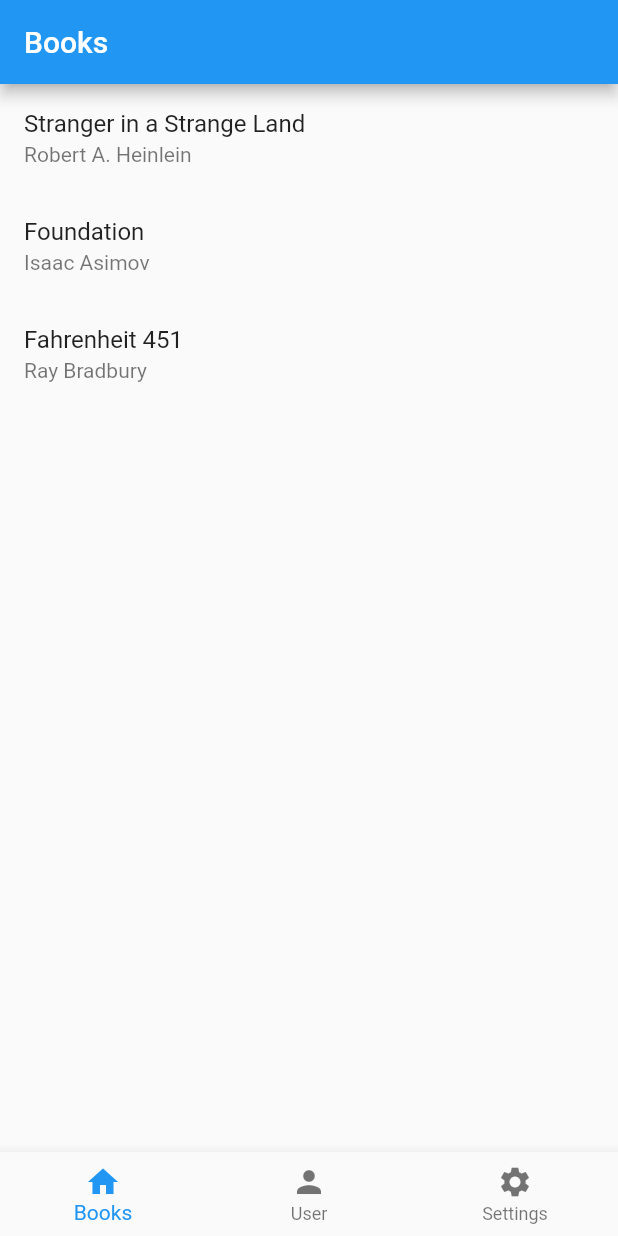
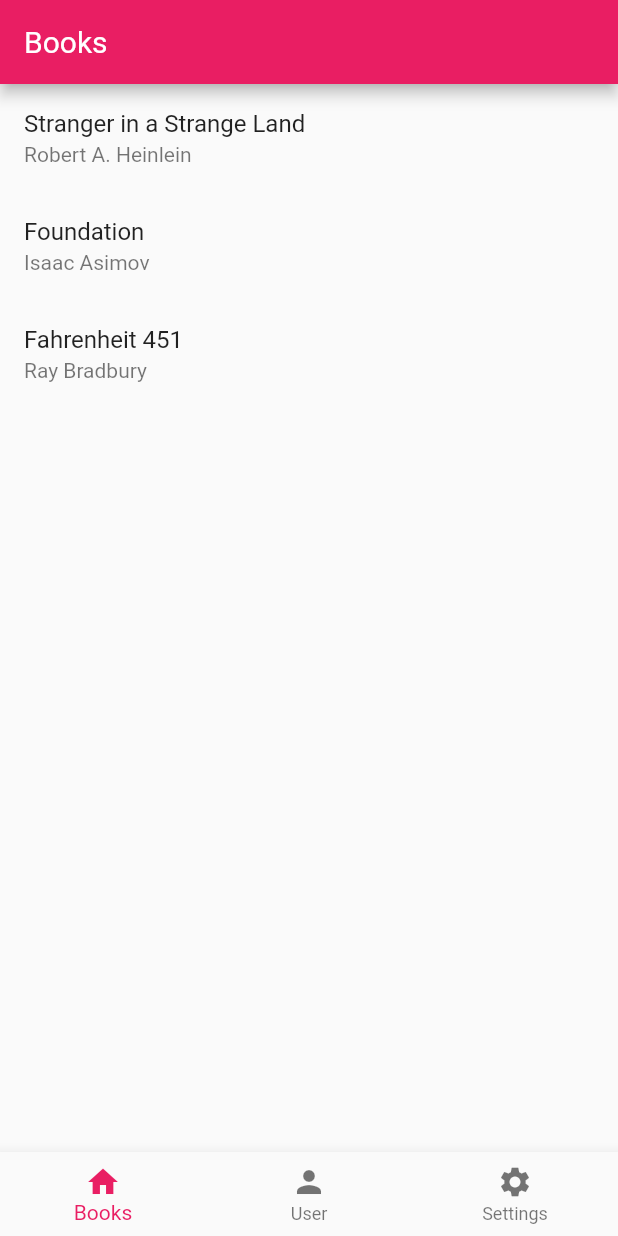
Before and after one commit to vgribok/flutter_nav2_oop, a Flutter app: the screen it shows after launch, on a phone screen of 412 x 824 dp. Run offline on Flutter 3.47's test engine with Material 2 defaults, Android fonts, the phone set to English and light mode, and no system bars.

Commit message:
Added color theme customization. Updated class members visibility and access modifiers.

```diff
--- a/example/lib/main.dart
+++ b/example/lib/main.dart
@@ -6,6 +6,7 @@ import 'package:example/src/routing/user_profile_path.dart';
 import 'package:example/src/screens/book_list_screen.dart';
 import 'package:example/src/screens/settings_screen.dart';
 import 'package:example/src/screens/user_profile_screen.dart';
+import 'package:example/theme.dart';
 import 'package:flutter/material.dart';
 import 'package:flutter_nav2_oop/all.dart';
 
@@ -23,6 +24,7 @@ class _BooksAppState extends NavAwareAppState<BooksApp> {
   _BooksAppState() :
       super(
           appTitle: 'Books App',
+          theme: myTheme,
           navState: TabNavState(),
           tabs: [
             TabInfo(
--- /dev/null
+++ b/example/lib/theme.dart
@@ -0,0 +1,455 @@
+// Generated by https://rxlabz.github.io/panache_web/#/
+
+import 'package:flutter/material.dart';
+final ThemeData myTheme = ThemeData(
+  primarySwatch: Colors.pink,
+  brightness: Brightness.light,
+  primaryColor: Color( 0xffe91e63 ),
+  primaryColorBrightness: Brightness.dark,
+  primaryColorLight: Color( 0xfff8bbd0 ),
+  primaryColorDark: Color( 0xffc2185b ),
+  accentColor: Color( 0xffe91e63 ),
+  accentColorBrightness: Brightness.dark,
+  canvasColor: Color( 0xfffafafa ),
+  scaffoldBackgroundColor: Color( 0xfffafafa ),
+  bottomAppBarColor: Color( 0xffffffff ),
+  cardColor: Color( 0xffffffff ),
+  dividerColor: Color( 0x1f000000 ),
+  highlightColor: Color( 0x66bcbcbc ),
+  splashColor: Color( 0x66c8c8c8 ),
+  selectedRowColor: Color( 0xfff5f5f5 ),
+  unselectedWidgetColor: Color( 0x8a000000 ),
+  disabledColor: Color( 0x61000000 ),
+  buttonColor: Color( 0xffe0e0e0 ),
+  toggleableActiveColor: Color( 0xffd81b60 ),
+  secondaryHeaderColor: Color( 0xfffce4ec ),
+  textSelectionColor: Color( 0xfff48fb1 ),
+  cursorColor: Color( 0xff4285f4 ),
+  textSelectionHandleColor: Color( 0xfff06292 ),
+  backgroundColor: Color( 0xfff48fb1 ),
+  dialogBackgroundColor: Color( 0xffffffff ),
+  indicatorColor: Color( 0xffe91e63 ),
+  hintColor: Color( 0x8a000000 ),
+  errorColor: Color( 0xffd32f2f ),
+  buttonTheme: ButtonThemeData(
+    textTheme: ButtonTextTheme.normal,
+    minWidth: 88,
+    height: 36,
+    padding: EdgeInsets.only(top:0,bottom:0,left:16, right:16),
+    shape:     RoundedRectangleBorder(
+    side: BorderSide(color: Color( 0xff000000 ), width: 0, style: BorderStyle.none, ),
+    borderRadius: BorderRadius.all(Radius.circular(2.0)),
+  )
+,
+    alignedDropdown: false ,
+    buttonColor: Color( 0xffe0e0e0 ),
+    disabledColor: Color( 0x61000000 ),
+    highlightColor: Color( 0x29000000 ),
+    splashColor: Color( 0x1f000000 ),
+    focusColor: Color( 0x1f000000 ),
+    hoverColor: Color( 0x0a000000 ),
+    colorScheme: ColorScheme(
+      primary: Color( 0xffe91e63 ),
+      primaryVariant: Color( 0xffc2185b ),
+      secondary: Color( 0xffe91e63 ),
+      secondaryVariant: Color( 0xffc2185b ),
+      surface: Color( 0xffffffff ),
+      background: Color( 0xfff48fb1 ),
+      error: Color( 0xffd32f2f ),
+      onPrimary: Color( 0xffffffff ),
+      onSecondary: Color( 0xffffffff ),
+      onSurface: Color( 0xff000000 ),
+      onBackground: Color( 0xffffffff ),
+      onError: Color( 0xffffffff ),
+      brightness: Brightness.light,
+    ),
+  ),
+  textTheme: TextTheme(
+    display4: TextStyle(
+    color: Color( 0x8a000000 ),
+    fontSize: null,
+    fontWeight: FontWeight.w400,
+    fontStyle: FontStyle.normal,
+  ),
+    display3: TextStyle(
+    color: Color( 0x8a000000 ),
+    fontSize: null,
+    fontWeight: FontWeight.w400,
+    fontStyle: FontStyle.normal,
+  ),
+    display2: TextStyle(
+    color: Color( 0x8a000000 ),
+    fontSize: null,
+    fontWeight: FontWeight.w400,
+    fontStyle: FontStyle.normal,
+  ),
+    display1: TextStyle(
+    color: Color( 0x8a000000 ),
+    fontSize: null,
+    fontWeight: FontWeight.w400,
+    fontStyle: FontStyle.normal,
+  ),
+    headline: TextStyle(
+    color: Color( 0xdd000000 ),
+    fontSize: null,
+    fontWeight: FontWeight.w400,
+    fontStyle: FontStyle.normal,
+  ),
+    title: TextStyle(
+    color: Color( 0xdd000000 ),
+    fontSize: null,
+    fontWeight: FontWeight.w400,
+    fontStyle: FontStyle.normal,
+  ),
+    subhead: TextStyle(
+    color: Color( 0xdd000000 ),
+    fontSize: null,
+    fontWeight: FontWeight.w400,
+    fontStyle: FontStyle.normal,
+  ),
+    body2: TextStyle(
+    color: Color( 0xdd000000 ),
+    fontSize: null,
+    fontWeight: FontWeight.w400,
+    fontStyle: FontStyle.normal,
+  ),
+    body1: TextStyle(
+    color: Color( 0xdd000000 ),
+    fontSize: null,
+    fontWeight: FontWeight.w400,
+    fontStyle: FontStyle.normal,
+  ),
+    caption: TextStyle(
+    color: Color( 0x8a000000 ),
+    fontSize: null,
+    fontWeight: FontWeight.w400,
+    fontStyle: FontStyle.normal,
+  ),
+    button: TextStyle(
+    color: Color( 0xdd000000 ),
+    fontSize: null,
+    fontWeight: FontWeight.w400,
+    fontStyle: FontStyle.normal,
+  ),
+    subtitle: TextStyle(
+    color: Color( 0xff000000 ),
+    fontSize: null,
+    fontWeight: FontWeight.w400,
+    fontStyle: FontStyle.normal,
+  ),
+    overline: TextStyle(
+    color: Color( 0xff000000 ),
+    fontSize: null,
+    fontWeight: FontWeight.w400,
+    fontStyle: FontStyle.normal,
+  ),
+  ),
+  primaryTextTheme: TextTheme(
+    display4: TextStyle(
+    color: Color( 0xb3ffffff ),
+    fontSize: null,
+    fontWeight: FontWeight.w400,
+    fontStyle: FontStyle.normal,
+  ),
+    display3: TextStyle(
+    color: Color( 0xb3ffffff ),
+    fontSize: null,
+    fontWeight: FontWeight.w400,
+    fontStyle: FontStyle.normal,
+  ),
+    display2: TextStyle(
+    color: Color( 0xb3ffffff ),
+    fontSize: null,
+    fontWeight: FontWeight.w400,
+    fontStyle: FontStyle.normal,
+  ),
+    display1: TextStyle(
+    color: Color( 0xb3ffffff ),
+    fontSize: null,
+    fontWeight: FontWeight.w400,
+    fontStyle: FontStyle.normal,
+  ),
+    headline: TextStyle(
+    color: Color( 0xffffffff ),
+    fontSize: null,
+    fontWeight: FontWeight.w400,
+    fontStyle: FontStyle.normal,
+  ),
+    title: TextStyle(
+    color: Color( 0xffffffff ),
+    fontSize: null,
+    fontWeight: FontWeight.w400,
+    fontStyle: FontStyle.normal,
+  ),
+    subhead: TextStyle(
+    color: Color( 0xffffffff ),
+    fontSize: null,
+    fontWeight: FontWeight.w400,
+    fontStyle: FontStyle.normal,
+  ),
+    body2: TextStyle(
+    color: Color( 0xffffffff ),
+    fontSize: null,
+    fontWeight: FontWeight.w400,
+    fontStyle: FontStyle.normal,
+  ),
+    body1: TextStyle(
+    color: Color( 0xffffffff ),
+    fontSize: null,
+    fontWeight: FontWeight.w400,
+    fontStyle: FontStyle.normal,
+  ),
+    caption: TextStyle(
+    color: Color( 0xb3ffffff ),
+    fontSize: null,
+    fontWeight: FontWeight.w400,
+    fontStyle: FontStyle.normal,
+  ),
+    button: TextStyle(
+    color: Color( 0xffffffff ),
+    fontSize: null,
+    fontWeight: FontWeight.w400,
+    fontStyle: FontStyle.normal,
+  ),
+    subtitle: TextStyle(
+    color: Color( 0xffffffff ),
+    fontSize: null,
+    fontWeight: FontWeight.w400,
+    fontStyle: FontStyle.normal,
+  ),
+    overline: TextStyle(
+    color: Color( 0xffffffff ),
+    fontSize: null,
+    fontWeight: FontWeight.w400,
+    fontStyle: FontStyle.normal,
+  ),
+  ),
+  accentTextTheme: TextTheme(
+    display4: TextStyle(
+    color: Color( 0xb3ffffff ),
+    fontSize: null,
+    fontWeight: FontWeight.w400,
+    fontStyle: FontStyle.normal,
+  ),
+    display3: TextStyle(
+    color: Color( 0xb3ffffff ),
+    fontSize: null,
+    fontWeight: FontWeight.w400,
+    fontStyle: FontStyle.normal,
+  ),
+    display2: TextStyle(
+    color: Color( 0xb3ffffff ),
+    fontSize: null,
+    fontWeight: FontWeight.w400,
+    fontStyle: FontStyle.normal,
+  ),
+    display1: TextStyle(
+    color: Color( 0xb3ffffff ),
+    fontSize: null,
+    fontWeight: FontWeight.w400,
+    fontStyle: FontStyle.normal,
+  ),
+    headline: TextStyle(
+    color: Color( 0xffffffff ),
+    fontSize: null,
+    fontWeight: FontWeight.w400,
+    fontStyle: FontStyle.normal,
+  ),
+    title: TextStyle(
+    color: Color( 0xffffffff ),
+    fontSize: null,
+    fontWeight: FontWeight.w400,
+    fontStyle: FontStyle.normal,
+  ),
+    subhead: TextStyle(
+    color: Color( 0xffffffff ),
+    fontSize: null,
+    fontWeight: FontWeight.w400,
+    fontStyle: FontStyle.normal,
+  ),
+    body2: TextStyle(
+    color: Color( 0xffffffff ),
+    fontSize: null,
+    fontWeight: FontWeight.w400,
+    fontStyle: FontStyle.normal,
+  ),
+    body1: TextStyle(
+    color: Color( 0xffffffff ),
+    fontSize: null,
+    fontWeight: FontWeight.w400,
+    fontStyle: FontStyle.normal,
+  ),
+    caption: TextStyle(
+    color: Color( 0xb3ffffff ),
+    fontSize: null,
+    fontWeight: FontWeight.w400,
+    fontStyle: FontStyle.normal,
+  ),
+    button: TextStyle(
+    color: Color( 0xffffffff ),
+    fontSize: null,
+    fontWeight: FontWeight.w400,
+    fontStyle: FontStyle.normal,
+  ),
+    subtitle: TextStyle(
+    color: Color( 0xffffffff ),
+    fontSize: null,
+    fontWeight: FontWeight.w400,
+    fontStyle: FontStyle.normal,
+  ),
+    overline: TextStyle(
+    color: Color( 0xffffffff ),
+    fontSize: null,
+    fontWeight: FontWeight.w400,
+    fontStyle: FontStyle.normal,
+  ),
+  ),
+  inputDecorationTheme:   InputDecorationTheme(
+  labelStyle: TextStyle(
+    color: Color( 0xdd000000 ),
+    fontSize: null,
+    fontWeight: FontWeight.w400,
+    fontStyle: FontStyle.normal,
+  ),
+  helperStyle: TextStyle(
+    color: Color( 0xdd000000 ),
+    fontSize: null,
+    fontWeight: FontWeight.w400,
+    fontStyle: FontStyle.normal,
+  ),
+  hintStyle: TextStyle(
+    color: Color( 0xdd000000 ),
+    fontSize: null,
+    fontWeight: FontWeight.w400,
+    fontStyle: FontStyle.normal,
+  ),
+  errorStyle: TextStyle(
+    color: Color( 0xdd000000 ),
+    fontSize: null,
+    fontWeight: FontWeight.w400,
+    fontStyle: FontStyle.normal,
+  ),
+  errorMaxLines: null,
+  hasFloatingPlaceholder: true,
+  isDense: false,
+  contentPadding: EdgeInsets.only(top:12,bottom:12,left:0, right:0),
+  isCollapsed : false,
+  prefixStyle: TextStyle(
+    color: Color( 0xdd000000 ),
+    fontSize: null,
+    fontWeight: FontWeight.w400,
+    fontStyle: FontStyle.normal,
+  ),
+  suffixStyle: TextStyle(
+    color: Color( 0xdd000000 ),
+    fontSize: null,
+    fontWeight: FontWeight.w400,
+    fontStyle: FontStyle.normal,
+  ),
+  counterStyle: TextStyle(
+    color: Color( 0xdd000000 ),
+    fontSize: null,
+    fontWeight: FontWeight.w400,
+    fontStyle: FontStyle.normal,
+  ),
+  filled: false,
+  fillColor: Color( 0x00000000 ),
+  errorBorder: UnderlineInputBorder(
+    borderSide: BorderSide(color: Color( 0xff000000 ), width: 1, style: BorderStyle.solid, ),
+    borderRadius: BorderRadius.all(Radius.circular(4.0)),
+  ),
+  focusedBorder: UnderlineInputBorder(
+    borderSide: BorderSide(color: Color( 0xff000000 ), width: 1, style: BorderStyle.solid, ),
+    borderRadius: BorderRadius.all(Radius.circular(4.0)),
+  ),
+  focusedErrorBorder: UnderlineInputBorder(
+    borderSide: BorderSide(color: Color( 0xff000000 ), width: 1, style: BorderStyle.solid, ),
+    borderRadius: BorderRadius.all(Radius.circular(4.0)),
+  ),
+  disabledBorder: UnderlineInputBorder(
+    borderSide: BorderSide(color: Color( 0xff000000 ), width: 1, style: BorderStyle.solid, ),
+    borderRadius: BorderRadius.all(Radius.circular(4.0)),
+  ),
+  enabledBorder: UnderlineInputBorder(
+    borderSide: BorderSide(color: Color( 0xff000000 ), width: 1, style: BorderStyle.solid, ),
+    borderRadius: BorderRadius.all(Radius.circular(4.0)),
+  ),
+  border: UnderlineInputBorder(
+    borderSide: BorderSide(color: Color( 0xff000000 ), width: 1, style: BorderStyle.solid, ),
+    borderRadius: BorderRadius.all(Radius.circular(4.0)),
+  ),
+),
+  iconTheme: IconThemeData(
+    color: Color( 0xdd000000 ),
+    opacity: 1,
+    size: 24,
+  ),
+  primaryIconTheme: IconThemeData(
+    color: Color( 0xffffffff ),
+    opacity: 1,
+    size: 24,
+  ),
+  accentIconTheme: IconThemeData(
+    color: Color( 0xffffffff ),
+    opacity: 1,
+    size: 24,
+  ),
+  sliderTheme: SliderThemeData(
+    activeTrackColor: null,
+    inactiveTrackColor: null,
+    disabledActiveTrackColor: null,
+    disabledInactiveTrackColor: null,
+    activeTickMarkColor: null,
+    inactiveTickMarkColor: null,
+    disabledActiveTickMarkColor: null,
+    disabledInactiveTickMarkColor: null,
+    thumbColor: null,
+    disabledThumbColor: null,
+    thumbShape: null,
+    overlayColor: null,
+    valueIndicatorColor: null,
+    valueIndicatorShape: null,
+    showValueIndicator: null,
+    valueIndicatorTextStyle: TextStyle(
+    color: Color( 0xffffffff ),
+    fontSize: null,
+    fontWeight: FontWeight.w400,
+    fontStyle: FontStyle.normal,
+  ),
+  ),
+  tabBarTheme: TabBarTheme(
+    indicatorSize: TabBarIndicatorSize.tab,
+    labelColor: Color( 0xffffffff ),
+    unselectedLabelColor: Color( 0xb2ffffff ),
+  ),
+  chipTheme: ChipThemeData(
+    backgroundColor: Color( 0x1f000000 ),
+    brightness: Brightness.light,
+    deleteIconColor: Color( 0xde000000 ),
+    disabledColor: Color( 0x0c000000 ),
+    labelPadding: EdgeInsets.only(top:0,bottom:0,left:8, right:8),
+    labelStyle: TextStyle(
+    color: Color( 0xde000000 ),
+    fontSize: null,
+    fontWeight: FontWeight.w400,
+    fontStyle: FontStyle.normal,
+  ),
+    padding: EdgeInsets.only(top:4,bottom:4,left:4, right:4),
+    secondaryLabelStyle: TextStyle(
+    color: Color( 0x3d000000 ),
+    fontSize: null,
+    fontWeight: FontWeight.w400,
+    fontStyle: FontStyle.normal,
+  ),
+    secondarySelectedColor: Color( 0x3de91e63 ),
+    selectedColor: Color( 0x3d000000 ),
+    shape: StadiumBorder( side: BorderSide(color: Color( 0xff000000 ), width: 0, style: BorderStyle.none, ) ),
+  ),
+  dialogTheme: DialogTheme(
+    shape:     RoundedRectangleBorder(
+    side: BorderSide(color: Color( 0xff000000 ), width: 0, style: BorderStyle.none, ),
+    borderRadius: BorderRadius.all(Radius.circular(0.0)),
+  )
+
+  ),
+);
--- a/lib/all.dart
+++ b/lib/all.dart
@@ -1,4 +1,8 @@
 library flutter_nav2_oop;
+
+// TODO: update README.md for changed file locations
+// TODO: publish the library on pub.dev
+// TODO: add localization support
 
 import 'package:flutter/material.dart';
 
--- a/lib/src/models/tab_info.dart
+++ b/lib/src/models/tab_info.dart
@@ -1,7 +1,4 @@
 part of flutter_nav2_oop;
-
-// TODO: Make application app colors customizable.
-// TODO: publish the library on pub.dev
 
 /// Signature of a method instantiating a root screen for a tab
 typedef TabRootScreenFactory = TabbedNavScreen Function(TabNavState navState);
--- a/lib/src/models/tab_nav_state.dart
+++ b/lib/src/models/tab_nav_state.dart
@@ -61,7 +61,6 @@ class TabNavState extends ChangeNotifier {
   set selectedTabIndex(int selectedTabIndex) =>
       _setSelectedTabIndex(selectedTabIndex, byUser: false);
 
-  /// Internal (todo: refactor method visibility).
   /// Sets currently selected tab. Set [byUser] to `true` when this action
   /// is initiated be user tapping a tab, and to `else` otherwise.
   void _setSelectedTabIndex(int selectedTabIndex, {required bool byUser}) {
--- a/lib/src/routing/nav_aware_app_state.dart
+++ b/lib/src/routing/nav_aware_app_state.dart
@@ -16,6 +16,8 @@ class NavAwareAppState<T extends StatefulWidget> extends State<T> {
   final NavAwareRouterDelegate _routerDelegate;
   final NavAwareRouteInfoParser _routeInformationParser;
 
+  final ThemeData? _theme;
+
   NavAwareAppState({
     /// Application name
     required String appTitle,
@@ -25,13 +27,15 @@ class NavAwareAppState<T extends StatefulWidget> extends State<T> {
     /// user-typed URLs into [RoutePath] subclass instances
     required List<RoutePathFactory> routeParsers,
     /// Application navigation tab definitions
-    required List<TabInfo> tabs
+    required List<TabInfo> tabs,
+
+    /// Application color theme
+    ThemeData? theme
   }) :
     _appTitle = appTitle,
     _routeInformationParser = NavAwareRouteInfoParser(routeParsers: routeParsers),
-    _routerDelegate = NavAwareRouterDelegate(
-        navState: navState
-    )
+    _routerDelegate = NavAwareRouterDelegate(navState: navState),
+    _theme = theme
   {
     navState.addTabs(tabs);
   }
@@ -42,6 +46,7 @@ class NavAwareAppState<T extends StatefulWidget> extends State<T> {
   Widget build(BuildContext context) {
     return MaterialApp.router(
       title: appTitle,
+      theme: _theme,
       routerDelegate: _routerDelegate,
       routeInformationParser: _routeInformationParser,
     );
--- a/lib/src/routing/nav_aware_routing_delegate.dart
+++ b/lib/src/routing/nav_aware_routing_delegate.dart
@@ -27,7 +27,7 @@ class NavAwareRouterDelegate extends RouterDelegate<RoutePath>
     // into the stack of screens.
     final List<Page<dynamic>> pageStack =
       navState._buildNavigatorScreenStack()
-          .map((screen) => screen.page)
+          .map((screen) => screen._page)
           .toList();
 
     // Feed page stack and standard back arrow
--- a/lib/src/routing/route_path.dart
+++ b/lib/src/routing/route_path.dart
@@ -25,6 +25,7 @@ class RoutePath {
   /// to ensure correct selected tab switching.
   /// Overriding this method is not required if all that needed
   /// is changing current navigation tab.
+  @protected
   Future<void> configureStateFromUri(TabNavState navState) {
     navState.selectedTabIndex = tabIndex;
     return Future.value();
--- a/lib/src/screens/404_nav_screen.dart
+++ b/lib/src/screens/404_nav_screen.dart
@@ -19,12 +19,12 @@ class UrlNotFoundScreen extends TabbedNavScreen {
 
   /// Invalid URL typed in the web browser
   /// address bar by the user
-  final Uri notFoundUri;
+  final Uri _notFoundUri;
 
   /// Do not instantiate directly! Use [notFoundScreenFactory]
   /// instead.
   UrlNotFoundScreen({required TabNavState navState}) :
-    notFoundUri = navState.notFoundUri!,
+    _notFoundUri = navState.notFoundUri!,
     super(
       screenTitle: defaultTitle,
       tabIndex: navState.selectedTabIndex,
@@ -40,16 +40,16 @@ class UrlNotFoundScreen extends TabbedNavScreen {
         children: [
           Text(defaultMessage),
           Text(
-              '\"${navState.notFoundUri}\"',
+              '\"$_notFoundUri\"',
               style: TextStyle(fontWeight: FontWeight.bold)
           )
         ])
     );
 
-  @override
+  @override @protected
   void updateStateOnScreenRemovalFromNavStackTop() =>
       navState.notFoundUri = null;
 
-  @override
-  RoutePath get routePath => NotFoundRoutePath(notFoundUri: notFoundUri);
+  @override @protected
+  RoutePath get routePath => NotFoundRoutePath(notFoundUri: _notFoundUri);
 }
--- a/lib/src/screens/tabbed_nav_screen.dart
+++ b/lib/src/screens/tabbed_nav_screen.dart
@@ -18,10 +18,14 @@ typedef AppBarBuilder = AppBar Function(TabbedNavScreen, BuildContext, String);
 abstract class TabbedNavScreen extends StatelessWidget {
 
   /// Screen title
-  final String _screenTitle;
+  @protected
+  final String screenTitle;
+
   /// Index of navigation tab associated with this screen
   final int tabIndex;
   /// Application state holder
+
+  @protected
   final TabNavState navState;
 
   /// A user-replaceable factory building
@@ -41,7 +45,7 @@ abstract class TabbedNavScreen extends StatelessWidget {
 
   const TabbedNavScreen(
       {
-        required String screenTitle,
+        required this.screenTitle,
         /// Index of the navigation tab associated
         /// with the screen
         required this.tabIndex,
@@ -52,22 +56,19 @@ abstract class TabbedNavScreen extends StatelessWidget {
         /// is used as the key
         LocalKey? key
       }):
-        _screenTitle = screenTitle,
         _keySpecified = key != null,
         super(key: key);
-
-  /// Overridable getter returning screen title
-  String get screenTitle => _screenTitle;
 
   @override
   LocalKey get key => _keySpecified ? super.key! as LocalKey : ValueKey(routePath.location);
 
   /// Returns a Page instance used by the [Navigator] Widget
-  Page get page => MaterialPage(key: key, child: this);
+  Page get _page => MaterialPage(key: key, child: this);
 
   /// Overridden by subclasses, returns
   /// [RoutePath] instance corresponding to
   /// this screen
+  @protected
   RoutePath get routePath;
 
   /// Uses [Scaffold] to build navigation-aware screen UI
@@ -95,6 +96,7 @@ abstract class TabbedNavScreen extends StatelessWidget {
   /// Be sure to make this method very fast as
   /// it's called frequently to test-build
   /// screen stack.
+  @protected
   TabbedNavScreen? get topScreen => null;
 
   /// Non-root screens should override this method
@@ -106,15 +108,18 @@ abstract class TabbedNavScreen extends StatelessWidget {
       navState.changeTabOnBackArrowTapIfNecessary(this);
 
   /// Default implementation of the [tabItemBuilder] factory
+  @protected
   static BottomNavigationBarItem buildTabItem(TabbedNavScreen screen, BuildContext context, TabInfo tabInfo) =>
       BottomNavigationBarItem(icon: Icon(tabInfo.icon), label: tabInfo.title);
 
   /// Default implementation of the [appBarBuilder] factory
+  @protected
   static AppBar buildAppBar(TabbedNavScreen screen, BuildContext context, String pageTitle) =>
       AppBar(title: Text(pageTitle));
 
   /// Convenience method surfacing [TabNavState] ability
   /// to find state object by its type
+  @protected
   T? stateByType<T extends ChangeNotifier>({
     /// Set to true to search all tab state
     /// object collections, as opposed to
```
